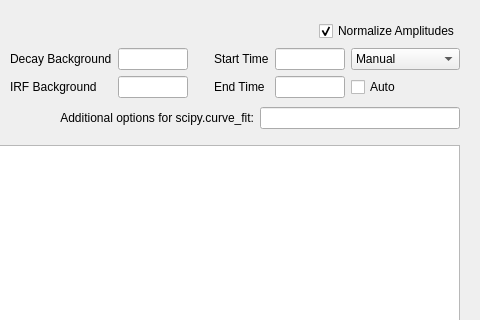
Old version of the form src/resources/ui/fitting_dialog.ui in the repository BioPhysicsUP/Full_SMS; both pictures show x 420 to 900 and y 0 to 320 of the 900 by 550 pixel window.
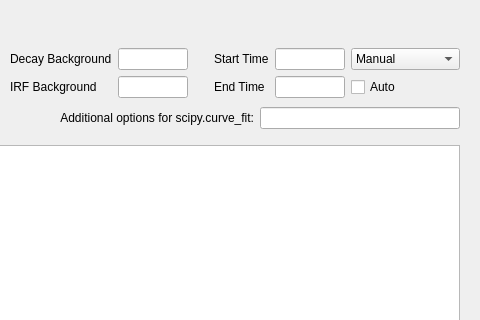
New version of the form. Custom widgets are drawn as their Qt base class.

Commit message: Mostly working. Except for plots.

The edit to the form file:
```diff
--- a/src/resources/ui/fitting_dialog.ui
+++ b/src/resources/ui/fitting_dialog.ui
@@ -88,16 +88,6 @@
           </property>
          </spacer>
         </item>
-        <item>
-         <widget class="QCheckBox" name="chbNormAmps">
-          <property name="text">
-           <string>Normalize Amplitudes</string>
-          </property>
-          <property name="checked">
-           <bool>true</bool>
-          </property>
-         </widget>
-        </item>
        </layout>
       </item>
       <item>
```
The commit also changes 1 other file.
